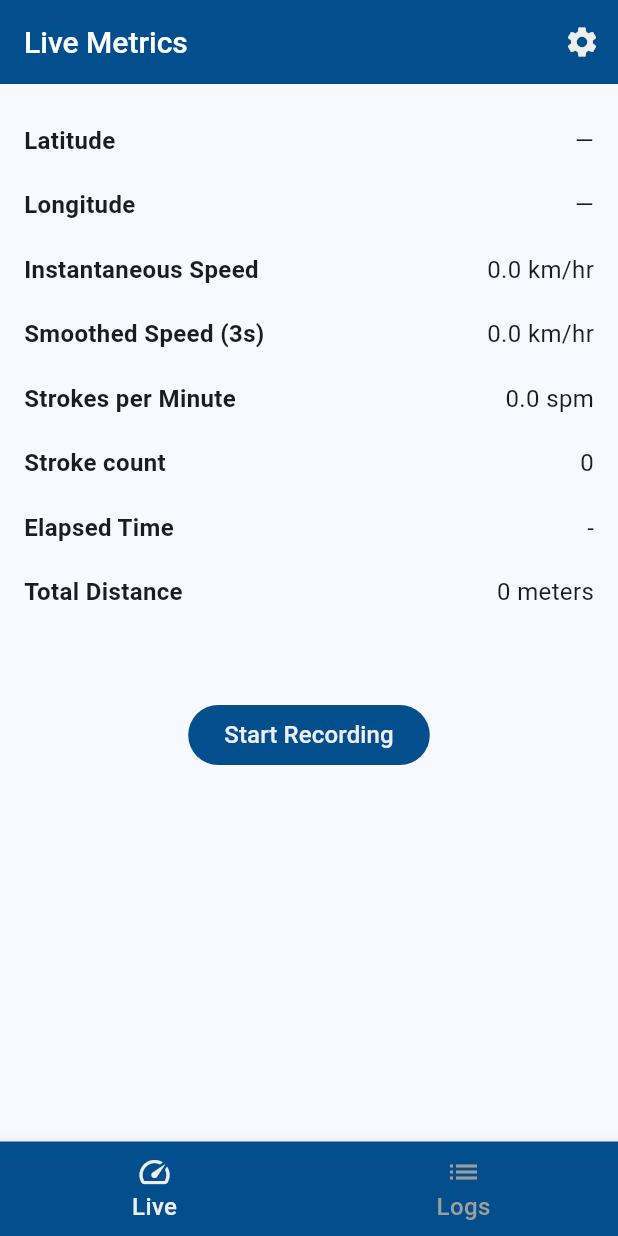
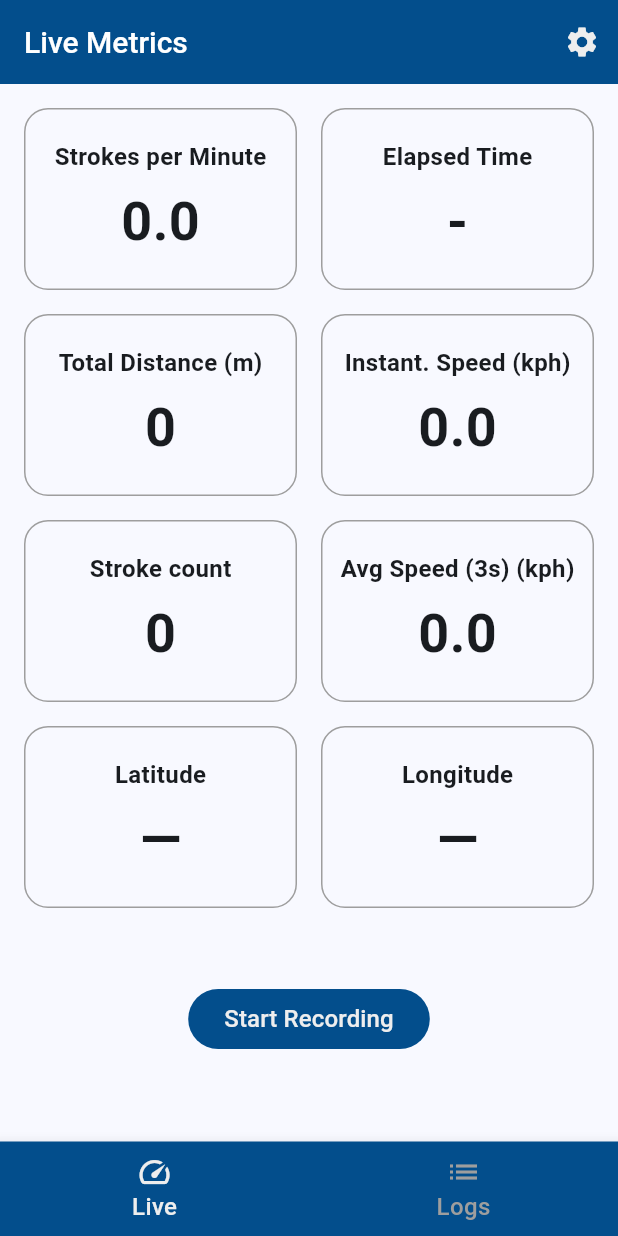
Before and after one commit to AMWen/pandaboat, a Flutter app: the screen it shows after launch, on a phone screen of 412 x 824 dp. Run offline on Flutter 3.47's test engine with Material 3 defaults, Android fonts, the phone set to English and light mode, and no system bars; our stand-ins replace csv, file_picker, flutter_map, geolocator, latlong2, rxdart and 2 more; missing offline and left inert: geolocator_android, geolocator_apple.

Commit message:
larger font and gridview

```diff
--- a/lib/data/constants.dart
+++ b/lib/data/constants.dart
@@ -7,6 +7,7 @@ Color dullColor = Colors.grey[500]!;
 class TextStyles {
   static TextStyle mediumText = TextStyle(fontSize: 16, fontWeight: FontWeight.w600);
   static TextStyle normalText = TextStyle(fontSize: 16);
+  static TextStyle largeMediumText = TextStyle(fontSize: 36, fontWeight: FontWeight.w600);
   static TextStyle titleText = TextStyle(fontSize: 20, fontWeight: FontWeight.w500);
   static TextStyle labelText = TextStyle(fontSize: 16, fontWeight: FontWeight.w500);
   static TextStyle buttonText = TextStyle(fontSize: 16, fontWeight: FontWeight.w500, color: secondaryColor);
--- a/lib/tabs/live_tab.dart
+++ b/lib/tabs/live_tab.dart
@@ -297,6 +297,17 @@ class LiveTabState extends State<LiveTab> with AutomaticKeepAliveClientMixin {
   Widget build(BuildContext context) {
     super.build(context); // <-- this is required for AutomaticKeepAliveClientMixin
 
+    final metrics = [
+      metric("Strokes per Minute", "$spm"),
+      metric("Elapsed Time", elapsedTime),
+      metric("Total Distance (m)", "${totalDistance.toStringAsFixed(0)}"),
+      metric("Instant. Speed (kph)", "${currentSpeed.toStringAsFixed(1)}"),
+      metric("Stroke count", "$strokeCount"),
+      metric("Avg Speed (3s) (kph)", "${smoothedSpeed.toStringAsFixed(1)}"),
+      metric("Latitude", latitude?.toStringAsFixed(6) ?? '—'),
+      metric("Longitude", longitude?.toStringAsFixed(6) ?? '—'),
+    ];
+
     return Scaffold(
       appBar: AppBar(
         title: const Text("Live Metrics"),
@@ -312,14 +323,15 @@ class LiveTabState extends State<LiveTab> with AutomaticKeepAliveClientMixin {
         padding: const EdgeInsets.all(16.0),
         child: Column(
           children: [
-            metric("Latitude", latitude?.toStringAsFixed(6) ?? '—'),
-            metric("Longitude", longitude?.toStringAsFixed(6) ?? '—'),
-            metric("Instantaneous Speed", "${currentSpeed.toStringAsFixed(1)} km/hr"),
-            metric("Smoothed Speed (3s)", "${smoothedSpeed.toStringAsFixed(1)} km/hr"),
-            metric("Strokes per Minute", "$spm spm"),
-            metric("Stroke count", "$strokeCount"),
-            metric("Elapsed Time", elapsedTime),
-            metric("Total Distance", "${totalDistance.toStringAsFixed(0)} meters"),
+            GridView.count(
+              crossAxisCount: 2,
+              childAspectRatio: 3 / 2,
+              crossAxisSpacing: 16,
+              mainAxisSpacing: 16,
+              shrinkWrap: true,
+              physics: const NeverScrollableScrollPhysics(),
+              children: metrics,
+            ),
             SizedBox(height: 50),
             FilledButton(
               onPressed: toggleRecording,
@@ -338,14 +350,21 @@ class LiveTabState extends State<LiveTab> with AutomaticKeepAliveClientMixin {
     );
   }
 
+  // Updated metric widget for grid item
   Widget metric(String title, String value) {
-    return Padding(
-      padding: const EdgeInsets.symmetric(vertical: 10),
-      child: Row(
-        mainAxisAlignment: MainAxisAlignment.spaceBetween,
+    return Container(
+      padding: const EdgeInsets.all(8),
+      decoration: BoxDecoration(
+        borderRadius: BorderRadius.circular(16),
+        border: Border.all(color: dullColor),
+      ),
+      child: Column(
+        mainAxisAlignment: MainAxisAlignment.center,
+        crossAxisAlignment: CrossAxisAlignment.center,
         children: [
           Text(title, style: TextStyles.mediumText),
-          Text(value, style: TextStyles.normalText),
+          const SizedBox(height: 6),
+          Text(value, style: TextStyles.largeMediumText),
         ],
       ),
     );
```
